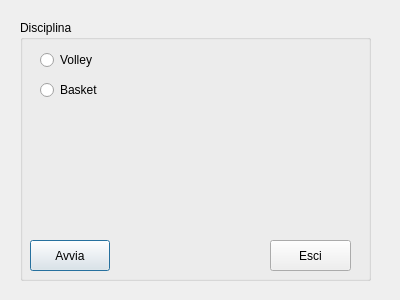
Above: choosediscilpline.ui from McuMirror/scoreController before the change. Below: the same form after it.
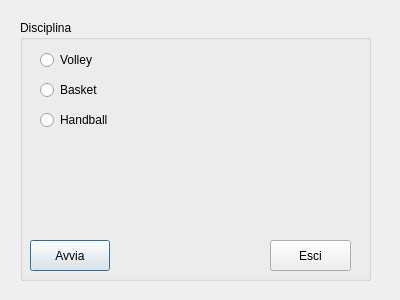
That is the form after the change.

The edit to the form file:
```diff
--- a/choosediscilpline.ui
+++ b/choosediscilpline.ui
@@ -83,6 +83,19 @@
      <string>Esci</string>
     </property>
    </widget>
+   <widget class="QRadioButton" name="handballRadioButton">
+    <property name="geometry">
+     <rect>
+      <x>20</x>
+      <y>90</y>
+      <width>100</width>
+      <height>20</height>
+     </rect>
+    </property>
+    <property name="text">
+     <string>Handball</string>
+    </property>
+   </widget>
   </widget>
  </widget>
  <layoutdefault spacing="6" margin="11"/>
```
